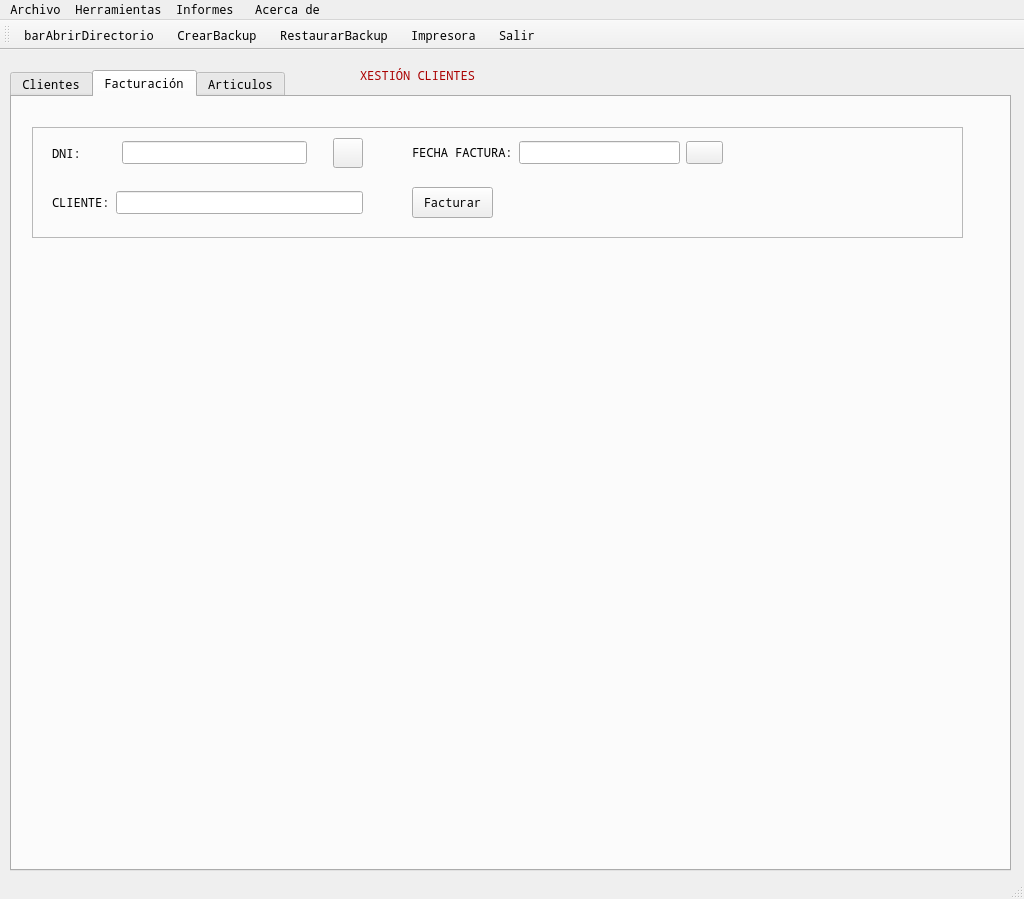
The window that window.ui (rulonunhez/nunezsantos) describes before a commit, drawn with Qt 5.
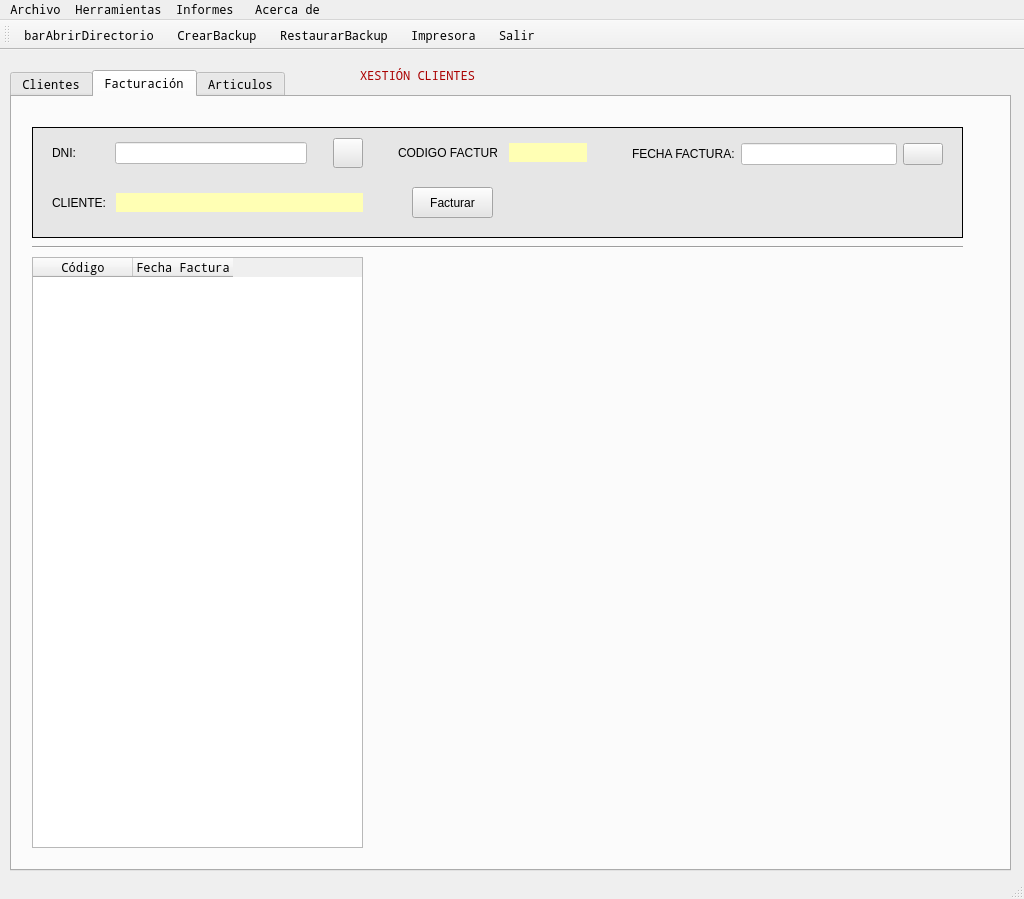
The same window after the commit. The open tabs and pages were chosen to show the change. Icons and pictures are not drawn.

The edit to the form file:
```diff
--- a/window.ui
+++ b/window.ui
@@ -1027,11 +1027,20 @@
         <height>111</height>
        </rect>
       </property>
+      <property name="autoFillBackground">
+       <bool>false</bool>
+      </property>
+      <property name="styleSheet">
+       <string notr="true">background-color:rgb(230, 230, 230)</string>
+      </property>
       <property name="frameShape">
-       <enum>QFrame::StyledPanel</enum>
+       <enum>QFrame::Box</enum>
       </property>
       <property name="frameShadow">
-       <enum>QFrame::Raised</enum>
+       <enum>QFrame::Plain</enum>
+      </property>
+      <property name="lineWidth">
+       <number>1</number>
       </property>
       <widget class="QWidget" name="horizontalLayoutWidget_8">
        <property name="geometry">
@@ -1054,10 +1063,16 @@
          <widget class="QLineEdit" name="txtDniFac">
           <property name="maximumSize">
            <size>
-            <width>185</width>
+            <width>192</width>
             <height>16777215</height>
            </size>
           </property>
+          <property name="autoFillBackground">
+           <bool>true</bool>
+          </property>
+          <property name="styleSheet">
+           <string notr="true">background-color:rgb(255, 255, 255)</string>
+          </property>
          </widget>
         </item>
         <item>
@@ -1104,10 +1119,10 @@
       <widget class="QWidget" name="horizontalLayoutWidget_10">
        <property name="geometry">
         <rect>
-         <x>380</x>
+         <x>600</x>
          <y>10</y>
          <width>311</width>
-         <height>31</height>
+         <height>34</height>
         </rect>
        </property>
        <layout class="QHBoxLayout" name="horizontalLayout_10">
@@ -1119,7 +1134,14 @@
          </widget>
         </item>
         <item>
-         <widget class="QLineEdit" name="txtFechaFac"/>
+         <widget class="QLineEdit" name="txtFechaFac">
+          <property name="autoFillBackground">
+           <bool>false</bool>
+          </property>
+          <property name="styleSheet">
+           <string notr="true">background-color:rgb(255, 255, 255)</string>
+          </property>
+         </widget>
         </item>
         <item>
          <widget class="QPushButton" name="btnFechaFac">
@@ -1152,19 +1174,34 @@
        <layout class="QHBoxLayout" name="horizontalLayout_11">
         <item>
          <widget class="QLabel" name="cliente">
+          <property name="maximumSize">
+           <size>
+            <width>58</width>
+            <height>16777215</height>
+           </size>
+          </property>
           <property name="text">
            <string>CLIENTE:</string>
           </property>
          </widget>
         </item>
         <item>
-         <widget class="QLineEdit" name="txtClienteFac">
+         <widget class="QLabel" name="txtClienteFac">
           <property name="maximumSize">
            <size>
-            <width>250</width>
-            <height>16777215</height>
+            <width>16777215</width>
+            <height>19</height>
            </size>
           </property>
+          <property name="autoFillBackground">
+           <bool>false</bool>
+          </property>
+          <property name="styleSheet">
+           <string notr="true">background-color:rgb(255, 255, 180)</string>
+          </property>
+          <property name="text">
+           <string/>
+          </property>
          </widget>
         </item>
        </layout>
@@ -1182,6 +1219,86 @@
         <string>Facturar</string>
        </property>
       </widget>
+      <widget class="QWidget" name="horizontalLayoutWidget_12">
+       <property name="geometry">
+        <rect>
+         <x>360</x>
+         <y>10</y>
+         <width>201</width>
+         <height>31</height>
+        </rect>
+       </property>
+       <layout class="QHBoxLayout" name="horizontalLayout_12">
+        <item>
+         <widget class="QLabel" name="cliente_2">
+          <property name="maximumSize">
+           <size>
+            <width>99</width>
+            <height>16777215</height>
+           </size>
+          </property>
+          <property name="text">
+           <string>CODIGO FACTURA:</string>
+          </property>
+         </widget>
+        </item>
+        <item>
+         <widget class="QLabel" name="txtCodFac">
+          <property name="maximumSize">
+           <size>
+            <width>78</width>
+            <height>19</height>
+           </size>
+          </property>
+          <property name="autoFillBackground">
+           <bool>false</bool>
+          </property>
+          <property name="styleSheet">
+           <string notr="true">background-color:rgb(255, 255, 180)</string>
+          </property>
+          <property name="text">
+           <string/>
+          </property>
+         </widget>
+        </item>
+       </layout>
+      </widget>
+     </widget>
+     <widget class="Line" name="line_3">
+      <property name="geometry">
+       <rect>
+        <x>20</x>
+        <y>140</y>
+        <width>931</width>
+        <height>20</height>
+       </rect>
+      </property>
+      <property name="orientation">
+       <enum>Qt::Horizontal</enum>
+      </property>
+     </widget>
+     <widget class="QTableWidget" name="tabFacturas">
+      <property name="geometry">
+       <rect>
+        <x>20</x>
+        <y>160</y>
+        <width>331</width>
+        <height>591</height>
+       </rect>
+      </property>
+      <attribute name="verticalHeaderDefaultSectionSize">
+       <number>40</number>
+      </attribute>
+      <column>
+       <property name="text">
+        <string>Código</string>
+       </property>
+      </column>
+      <column>
+       <property name="text">
+        <string>Fecha Factura</string>
+       </property>
+      </column>
      </widget>
     </widget>
     <widget class="QWidget" name="tabArticulos">
```
Left out of the diff: 4 changed lines with no effect on the pictures.
